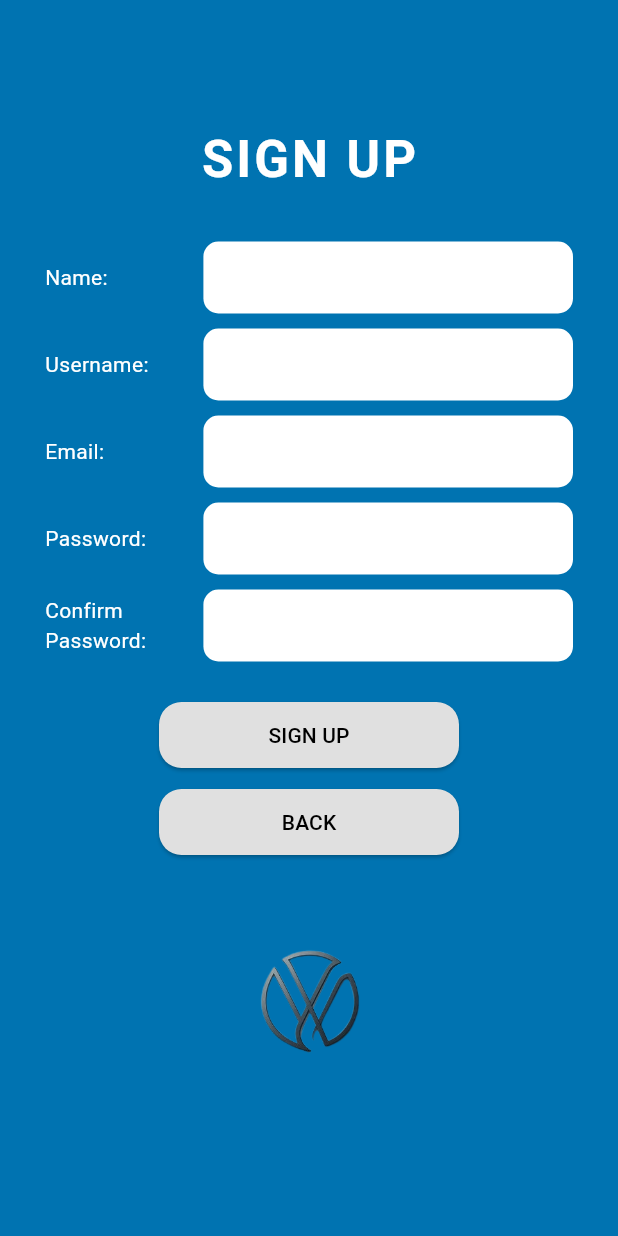
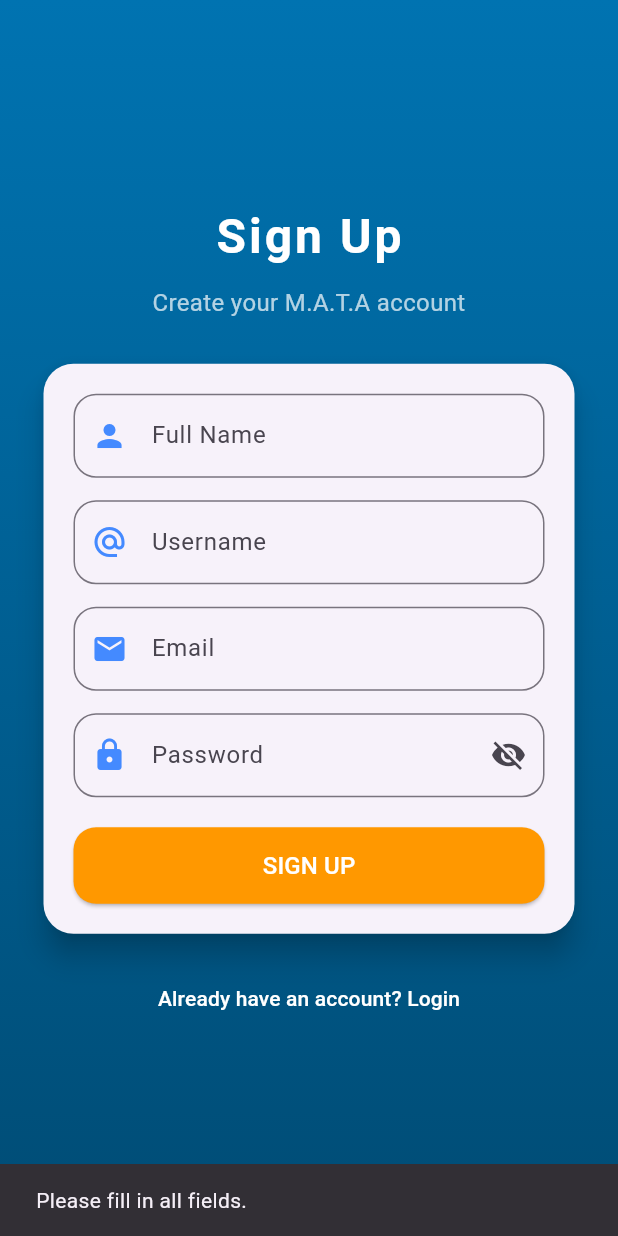
Before and after one commit to SyahmiAmsyar/mata_vision_aid, a Flutter app: the SignUpPage screen opened directly, after a tap on "SIGN UP", on a phone screen of 412 x 824 dp. Run offline on Flutter 3.47's test engine with Material 3 defaults, Android fonts, the phone set to English and light mode, and no system bars; our stand-ins replace battery_plus, cloud_firestore, firebase_auth, firebase_core; accounts and stored records are empty; generated files the repository leaves out were written again.

Commit message:
Update signup_page.dart

```diff
--- a/lib/signup_page.dart
+++ b/lib/signup_page.dart
@@ -1,4 +1,7 @@
 import 'package:flutter/material.dart';
+import 'package:firebase_auth/firebase_auth.dart';
+import 'package:cloud_firestore/cloud_firestore.dart';
+import 'login_page.dart';
 
 class SignUpPage extends StatefulWidget {
   const SignUpPage({super.key});
@@ -12,127 +15,197 @@
   final TextEditingController _usernameController = TextEditingController();
   final TextEditingController _emailController = TextEditingController();
   final TextEditingController _passwordController = TextEditingController();
-  final TextEditingController _confirmPasswordController =
-      TextEditingController();
+
+  bool _obscurePassword = true;
+  bool _isLoading = false;
+
+  Future<void> _signUp() async {
+    final name = _nameController.text.trim();
+    final username = _usernameController.text.trim();
+    final email = _emailController.text.trim();
+    final password = _passwordController.text;
+
+    if (name.isEmpty || username.isEmpty || email.isEmpty || password.isEmpty) {
+      ScaffoldMessenger.of(context).showSnackBar(
+        const SnackBar(content: Text("Please fill in all fields.")),
+      );
+      return;
+    }
+
+    setState(() => _isLoading = true);
+
+    try {
+      UserCredential userCredential =
+      await FirebaseAuth.instance.createUserWithEmailAndPassword(
+        email: email,
+        password: password,
+      );
+
+      await FirebaseFirestore.instance
+          .collection('users')
+          .doc(userCredential.user!.uid)
+          .set({
+        "name": name,
+        "username": username,
+        "email": email,
+        "createdAt": FieldValue.serverTimestamp(),
+      });
+
+      ScaffoldMessenger.of(context).showSnackBar(
+        const SnackBar(content: Text("Account created successfully!")),
+      );
+
+      Navigator.pushReplacement(
+        context,
+        MaterialPageRoute(builder: (context) => const LoginPage()),
+      );
+    } on FirebaseAuthException catch (e) {
+      ScaffoldMessenger.of(context).showSnackBar(
+        SnackBar(content: Text(e.message ?? "Signup failed")),
+      );
+    } catch (e) {
+      ScaffoldMessenger.of(context).showSnackBar(
+        const SnackBar(content: Text("Something went wrong. Try again.")),
+      );
+    } finally {
+      setState(() => _isLoading = false);
+    }
+  }
 
   @override
   Widget build(BuildContext context) {
     return Scaffold(
-      backgroundColor: const Color(0xFF0073B1),
-      body: Center(
+      body: Container(
+        width: double.infinity,
+        decoration: const BoxDecoration(
+          gradient: LinearGradient(
+            colors: [Color(0xFF0073B1), Color(0xFF004C75)],
+            begin: Alignment.topCenter,
+            end: Alignment.bottomCenter,
+          ),
+        ),
+        child: Center(
           child: SingleChildScrollView(
-          padding: const EdgeInsets.symmetric(horizontal: 30.0),
+            padding: const EdgeInsets.symmetric(horizontal: 25.0),
             child: Column(
-            crossAxisAlignment: CrossAxisAlignment.center,
               children: [
                 const Text(
-                'SIGN UP',
+                  'Sign Up',
                   style: TextStyle(
-                  fontSize: 34,
+                    fontSize: 32,
                     fontWeight: FontWeight.bold,
                     color: Colors.white,
                     letterSpacing: 2,
                   ),
                 ),
-              const SizedBox(height: 30),
-              buildField('Name:', _nameController),
                 const SizedBox(height: 10),
-              buildField('Username:', _usernameController),
-              const SizedBox(height: 10),
-              buildField('Email:', _emailController),
-              const SizedBox(height: 10),
-              buildField('Password:', _passwordController, obscure: true),
-              const SizedBox(height: 10),
-              buildField(
-                'Confirm Password:',
-                _confirmPasswordController,
-                obscure: true,
+                const Text(
+                  'Create your M.A.T.A account',
+                  textAlign: TextAlign.center,
+                  style: TextStyle(fontSize: 16, color: Colors.white70),
                 ),
                 const SizedBox(height: 25),
-              SizedBox(
-                width: 200,
-                child: ElevatedButton(
-                  onPressed: () {
-                    // Add sign-up logic here
-                  },
-                  style: ElevatedButton.styleFrom(
-                    backgroundColor: Colors.grey[300],
+
+                // Signup Card
+                Card(
                   shape: RoundedRectangleBorder(
-                      borderRadius: BorderRadius.circular(15),
-                    ),
-                    padding: const EdgeInsets.symmetric(vertical: 12),
-                  ),
-                  child: const Text(
-                    'SIGN UP',
-                    style: TextStyle(color: Colors.black),
+                      borderRadius: BorderRadius.circular(20)),
+                  elevation: 8,
+                  child: Padding(
+                    padding: const EdgeInsets.all(20.0),
+                    child: Column(
+                      children: [
+                        _buildInputField(
+                            "Full Name", _nameController, Icons.person),
+                        const SizedBox(height: 15),
+                        _buildInputField(
+                            "Username", _usernameController, Icons.alternate_email),
+                        const SizedBox(height: 15),
+                        _buildInputField(
+                            "Email", _emailController, Icons.email),
+                        const SizedBox(height: 15),
+                        _buildPasswordField(),
+                        const SizedBox(height: 20),
+                        _isLoading
+                            ? const CircularProgressIndicator()
+                            : _buildButton("SIGN UP", _signUp),
+                      ],
                     ),
                   ),
                 ),
-              const SizedBox(height: 10),
-              SizedBox(
-                width: 200,
-                child: ElevatedButton(
+
+                const SizedBox(height: 15),
+                TextButton(
                   onPressed: () {
-                    Navigator.pop(context); // Back to Login
+                    Navigator.pushReplacement(
+                      context,
+                      MaterialPageRoute(builder: (context) => const LoginPage()),
+                    );
                   },
-                  style: ElevatedButton.styleFrom(
-                    backgroundColor: Colors.grey[300],
-                    shape: RoundedRectangleBorder(
-                      borderRadius: BorderRadius.circular(15),
-                    ),
-                    padding: const EdgeInsets.symmetric(vertical: 12),
-                  ),
                   child: const Text(
-                    'BACK',
-                    style: TextStyle(color: Colors.black),
+                    "Already have an account? Login",
+                    style: TextStyle(color: Colors.white),
                   ),
                 ),
+              ],
             ),
-              const SizedBox(height: 20),
-              Image.asset(
-                'assets/logo_mata1.png', // Ensure correct path
-                width: 150,
-                height: 150,
-              ),
-            ],
           ),
         ),
       ),
     );
   }
 
-  Widget buildField(
-    String label,
-    TextEditingController controller, {
-    bool obscure = false,
-  }) {
-    return Row(
-      crossAxisAlignment: CrossAxisAlignment.center,
-      children: [
-        Expanded(
-          flex: 3,
-          child: Text(
-            label,
-            style: const TextStyle(color: Colors.white, fontSize: 14),
-            textAlign: TextAlign.left,
+  Widget _buildInputField(
+      String label, TextEditingController controller, IconData icon) {
+    return TextField(
+      controller: controller,
+      decoration: InputDecoration(
+        prefixIcon: Icon(icon, color: Colors.blueAccent),
+        labelText: label,
+        border: OutlineInputBorder(
+          borderRadius: BorderRadius.circular(15),
         ),
       ),
-        Expanded(
-          flex: 7,
-          child: Container(
-            padding: const EdgeInsets.symmetric(horizontal: 12),
-            decoration: BoxDecoration(
-              color: Colors.white,
-              borderRadius: BorderRadius.circular(10),
+    );
+  }
+
+  Widget _buildPasswordField() {
+    return TextField(
+      controller: _passwordController,
+      obscureText: _obscurePassword,
+      decoration: InputDecoration(
+        prefixIcon: const Icon(Icons.lock, color: Colors.blueAccent),
+        labelText: "Password",
+        border: OutlineInputBorder(
+          borderRadius: BorderRadius.circular(15),
         ),
-            child: TextField(
-              controller: controller,
-              obscureText: obscure,
-              decoration: const InputDecoration(border: InputBorder.none),
+        suffixIcon: IconButton(
+          icon: Icon(
+              _obscurePassword ? Icons.visibility_off : Icons.visibility),
+          onPressed: () {
+            setState(() => _obscurePassword = !_obscurePassword);
+          },
         ),
       ),
+    );
+  }
+
+  Widget _buildButton(String text, VoidCallback onPressed) {
+    return SizedBox(
+      width: double.infinity,
+      child: ElevatedButton(
+        onPressed: onPressed,
+        style: ElevatedButton.styleFrom(
+          backgroundColor: Colors.orange,
+          padding: const EdgeInsets.symmetric(vertical: 14),
+          shape:
+          RoundedRectangleBorder(borderRadius: BorderRadius.circular(15)),
         ),
-      ],
+        child: Text(
+          text,
+          style: const TextStyle(fontSize: 16, color: Colors.white),
+        ),
+      ),
     );
   }
 }
```
Lines whose indentation alone changed are shown as unchanged.
